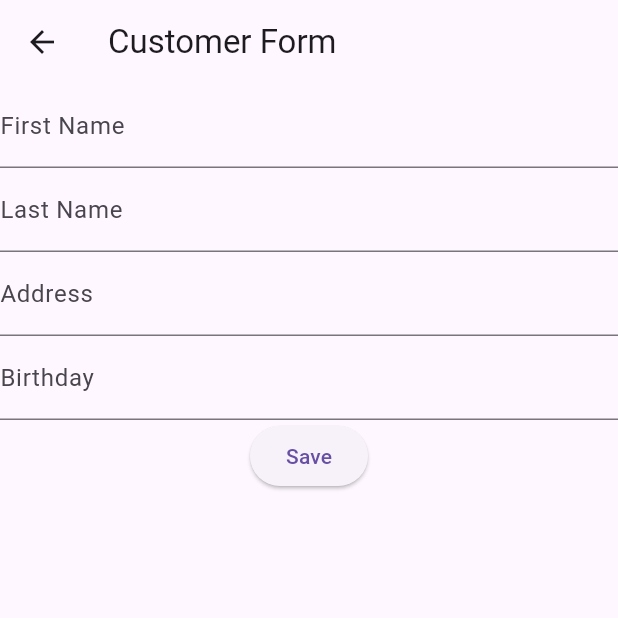
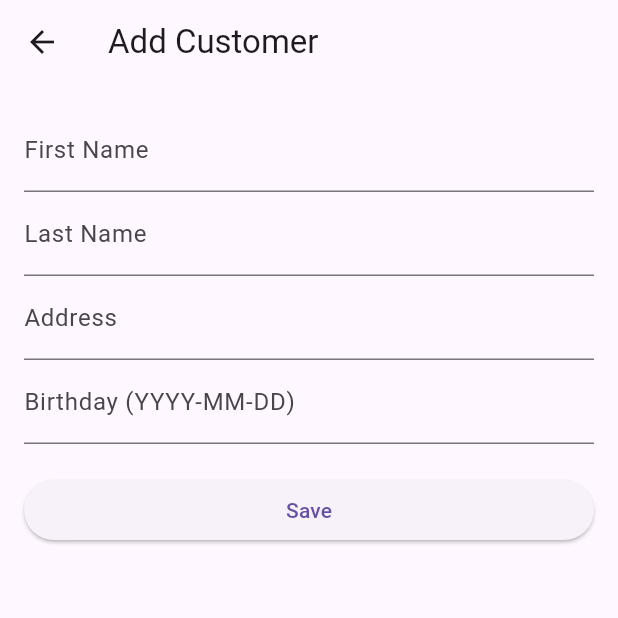
Before and after one commit to Jack199407/final_project, a Flutter app: the CustomerListPage screen opened directly, after a tap on the "add" icon, on a phone screen of 412 x 824 dp, the top half of it. Run offline on Flutter 3.47's test engine with Material 3 defaults, Android fonts, the phone set to English and light mode, and no system bars; our stand-ins replace shared_preferences, sqflite, sqflite_common_ffi; accounts and stored records are empty.

Commit message:
done customer

```diff
--- a/assets/i18n/en.json
+++ b/assets/i18n/en.json
@@ -45,5 +45,15 @@
   "update": "Update",
   "required": "Required",
   "vehicleMaintenanceRecords": "Vehicle Maintenance Records",
-  "noRecordsTapToAdd": "No records yet. Tap + to add one!"
+  "noRecordsTapToAdd": "No records yet. Tap + to add one!",
+  "customers": "Customers",
+  "noCustomersTapToAdd": "No customers yet. Tap + to add one!",
+  "addCustomer": "Add Customer",
+  "editCustomer": "Edit Customer",
+  "firstName": "First Name",
+  "lastName": "Last Name",
+  "address": "Address",
+  "birthday": "Birthday (YYYY-MM-DD)",
+  "copyLastCustomerTitle": "Copy Previous Customer?",
+  "copyLastCustomerPrompt": "Would you like to copy the fields from your last customer?"
 }
--- a/lib/pages/customer/customer_form_page.dart
+++ b/lib/pages/customer/customer_form_page.dart
@@ -1,5 +1,7 @@
 import 'package:flutter/material.dart';
+import 'package:shared_preferences/shared_preferences.dart';
 import '../../database/database_helper.dart';
+import '../../localization/app_localizations.dart';
 
 class CustomerFormPage extends StatefulWidget {
   final Map<String, dynamic>? customer;
@@ -20,11 +22,52 @@ class _CustomerFormPageState extends State<CustomerFormPage> {
   void initState() {
     super.initState();
     if (widget.customer != null) {
-      _firstNameController.text = widget.customer!['first_name'];
-      _lastNameController.text = widget.customer!['last_name'];
-      _addressController.text = widget.customer!['address'];
-      _birthdayController.text = widget.customer!['birthday'];
+      _populateFields(widget.customer!);
+    } else {
+      _promptLoadLast();
     }
+  }
+
+  void _populateFields(Map<String, dynamic> data) {
+    _firstNameController.text = data['first_name'] ?? '';
+    _lastNameController.text = data['last_name'] ?? '';
+    _addressController.text = data['address'] ?? '';
+    _birthdayController.text = data['birthday'] ?? '';
+  }
+
+  Future<void> _promptLoadLast() async {
+    final prefs = await SharedPreferences.getInstance();
+    if (!prefs.containsKey('last_first_name')) return;
+
+    final loc = AppLocalizations.of(context);
+    final shouldLoad = await showDialog<bool>(
+      context: context,
+      builder: (context) => AlertDialog(
+        title: Text(loc.translate('copyLastCustomerTitle')),
+        content: Text(loc.translate('copyLastCustomerPrompt')),
+        actions: [
+          TextButton(onPressed: () => Navigator.pop(context, false), child: Text(loc.translate('no'))),
+          TextButton(onPressed: () => Navigator.pop(context, true), child: Text(loc.translate('yes'))),
+        ],
+      ),
+    );
+
+    if (shouldLoad == true) {
+      setState(() {
+        _firstNameController.text = prefs.getString('last_first_name') ?? '';
+        _lastNameController.text = prefs.getString('last_last_name') ?? '';
+        _addressController.text = prefs.getString('last_address') ?? '';
+        _birthdayController.text = prefs.getString('last_birthday') ?? '';
+      });
+    }
+  }
+
+  Future<void> _saveToPrefs() async {
+    final prefs = await SharedPreferences.getInstance();
+    await prefs.setString('last_first_name', _firstNameController.text);
+    await prefs.setString('last_last_name', _lastNameController.text);
+    await prefs.setString('last_address', _addressController.text);
+    await prefs.setString('last_birthday', _birthdayController.text);
   }
 
   Future<void> _saveCustomer() async {
@@ -38,28 +81,56 @@ class _CustomerFormPageState extends State<CustomerFormPage> {
 
       if (widget.customer == null) {
         await DatabaseHelper.instance.insert('customers', customer);
+        await _saveToPrefs();
       } else {
         await DatabaseHelper.instance.update('customers', customer, widget.customer!['id']);
       }
 
+      if (!mounted) return;
       Navigator.pop(context);
     }
   }
 
   @override
   Widget build(BuildContext context) {
+    final isEditing = widget.customer != null;
+    final loc = AppLocalizations.of(context);
+
     return Scaffold(
-      appBar: AppBar(title: const Text("Customer Form")),
-      body: Form(
-        key: _formKey,
-        child: Column(
-          children: [
-            TextFormField(controller: _firstNameController, decoration: const InputDecoration(labelText: "First Name")),
-            TextFormField(controller: _lastNameController, decoration: const InputDecoration(labelText: "Last Name")),
-            TextFormField(controller: _addressController, decoration: const InputDecoration(labelText: "Address")),
-            TextFormField(controller: _birthdayController, decoration: const InputDecoration(labelText: "Birthday")),
-            ElevatedButton(onPressed: _saveCustomer, child: const Text("Save"))
-          ],
+      appBar: AppBar(title: Text(isEditing ? loc.translate('editCustomer') : loc.translate('addCustomer'))),
+      body: Padding(
+        padding: const EdgeInsets.all(16),
+        child: Form(
+          key: _formKey,
+          child: ListView(
+            children: [
+              TextFormField(
+                controller: _firstNameController,
+                decoration: InputDecoration(labelText: loc.translate('firstName')),
+                validator: (v) => v == null || v.isEmpty ? loc.translate('required') : null,
+              ),
+              TextFormField(
+                controller: _lastNameController,
+                decoration: InputDecoration(labelText: loc.translate('lastName')),
+                validator: (v) => v == null || v.isEmpty ? loc.translate('required') : null,
+              ),
+              TextFormField(
+                controller: _addressController,
+                decoration: InputDecoration(labelText: loc.translate('address')),
+                validator: (v) => v == null || v.isEmpty ? loc.translate('required') : null,
+              ),
+              TextFormField(
+                controller: _birthdayController,
+                decoration: InputDecoration(labelText: loc.translate('birthday')),
+                validator: (v) => v == null || v.isEmpty ? loc.translate('required') : null,
+              ),
+              const SizedBox(height: 20),
+              ElevatedButton(
+                onPressed: _saveCustomer,
+                child: Text(isEditing ? loc.translate('update') : loc.translate('save')),
+              )
+            ],
+          ),
         ),
       ),
     );
--- a/lib/pages/customer/customer_list_page.dart
+++ b/lib/pages/customer/customer_list_page.dart
@@ -1,6 +1,7 @@
 import 'package:flutter/material.dart';
 import '../../database/database_helper.dart';
 import 'customer_form_page.dart';
+import '../../localization/app_localizations.dart';
 
 class CustomerListPage extends StatefulWidget {
   const CustomerListPage({Key? key}) : super(key: key);
@@ -32,15 +33,19 @@ class _CustomerListPageState extends State<CustomerListPage> {
 
   @override
   Widget build(BuildContext context) {
+    final loc = AppLocalizations.of(context);
+
     return Scaffold(
-      appBar: AppBar(title: const Text("Customers")),
-      body: ListView.builder(
+      appBar: AppBar(title: Text(loc.translate('customers'))),
+      body: _customers.isEmpty
+          ? Center(child: Text(loc.translate('noCustomersTapToAdd')))
+          : ListView.builder(
         itemCount: _customers.length,
         itemBuilder: (context, index) {
           final customer = _customers[index];
           return ListTile(
             title: Text("${customer['first_name']} ${customer['last_name']}"),
-            subtitle: Text("Birthday: ${customer['birthday']}"),
+            subtitle: Text("${loc.translate('birthday')}: ${customer['birthday']}"),
             onTap: () {
               Navigator.push(
                 context,
```
Also changed, not shown: assets/i18n/zh.json (+11 -1 lines).
